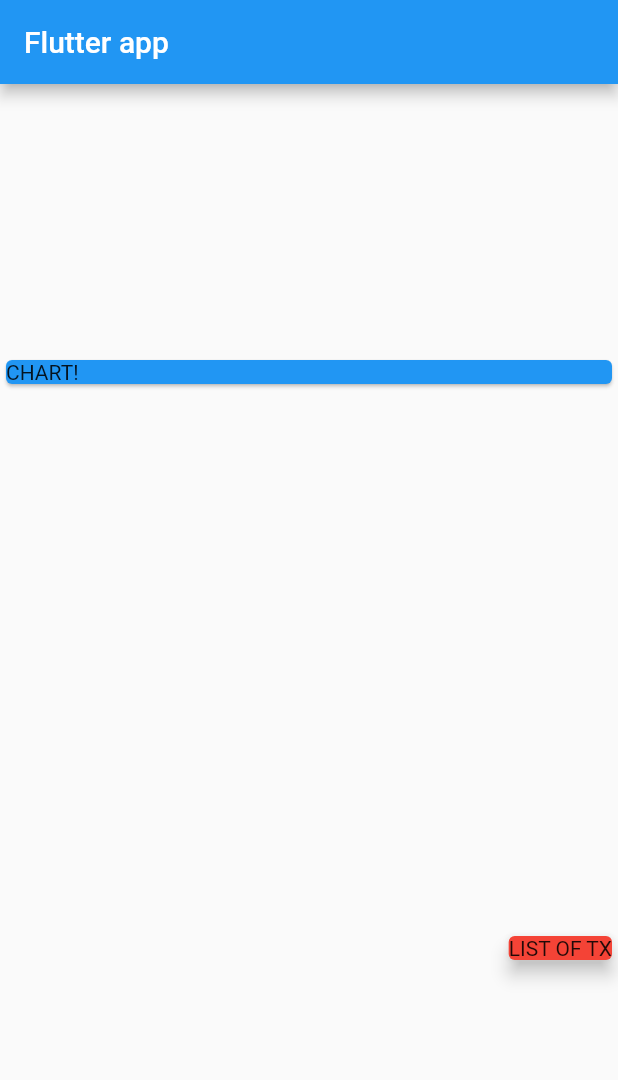
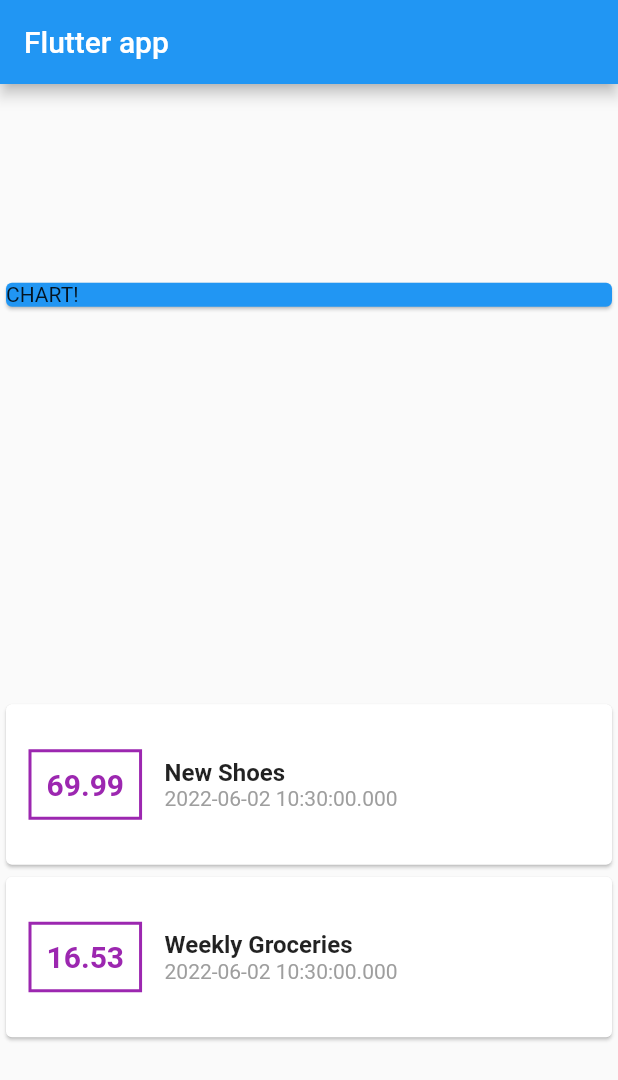
Before and after one commit to MukhammedAli/PersonalExpensesTracker, a Flutter app: the screen it shows after launch, on a phone screen of 412 x 824 dp. Shown: the top 1080 px of the screen. Run offline on Flutter 3.47's test engine with Material 2 defaults, Android fonts, the phone set to English and light mode, and no system bars.

Commit message:
Applying basic styling of transactions

```diff
--- a/lib/main.dart
+++ b/lib/main.dart
@@ -43,7 +43,7 @@ class MyHomePage extends StatelessWidget {
       ),
       body: Column(
         mainAxisAlignment: MainAxisAlignment.spaceAround,
-        crossAxisAlignment: CrossAxisAlignment.end,
+        crossAxisAlignment: CrossAxisAlignment.center,
         children: <Widget>[
           Container(
             width: double.infinity,
@@ -55,10 +55,45 @@ class MyHomePage extends StatelessWidget {
               ),
             ),
           ),
-          Card(
-            color: Colors.red,
-            child: Text('LIST OF TX'),
-            elevation: 5,
+          Column(
+            children: transactions.map((tx) {
+              return Card(
+                child: Row(children: <Widget>[
+                  Container(
+                    margin: EdgeInsets.symmetric(
+                      vertical: 30,
+                      horizontal: 15,
+                    ),
+                    decoration: BoxDecoration(
+                      border: Border.all(color: Colors.purple, width: 2),
+                    ),
+                    padding: EdgeInsets.all(10),
+                    child: Text(tx.amount.toString(),
+                        style: TextStyle(
+                          fontWeight: FontWeight.bold,
+                          fontSize: 20,
+                          color: Colors.purple,
+                        )),
+                  ),
+                  Column(
+                    crossAxisAlignment: CrossAxisAlignment.start,
+                    children: <Widget>[
+                      Text(tx.title,
+                          style: TextStyle(
+                            fontWeight: FontWeight.bold,
+                            fontSize: 16,
+                          )),
+                      Text(
+                        tx.date.toString(),
+                        style: TextStyle(
+                          color: Colors.grey,
+                        ),
+                      ),
+                    ],
+                  )
+                ]),
+              );
+            }).toList(),
           ),
         ],
       ),
```
